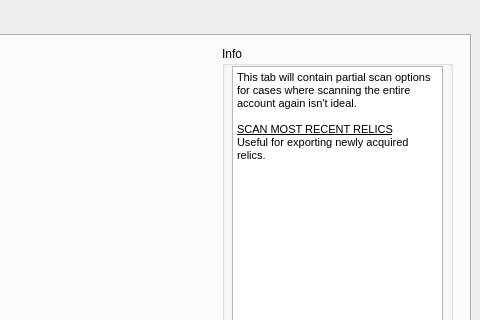
Above: src/ui/hsr_scanner.ui from kel-z/HSR-Scanner before the change; both pictures show x 220 to 700 and y 0 to 320 of the 700 by 450 pixel window. Below: the same form after it.
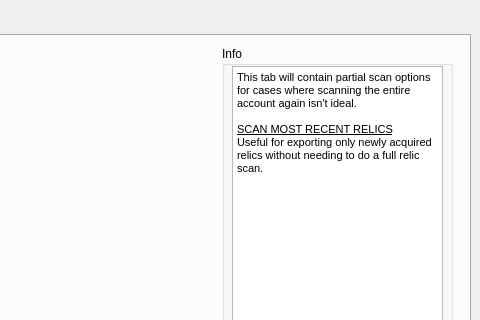
That is the form after the change. The open tabs and pages were chosen to show the change.

Diff of the .ui file:
```diff
--- a/src/ui/hsr_scanner.ui
+++ b/src/ui/hsr_scanner.ui
@@ -680,7 +680,7 @@
 &lt;p style=&quot; margin-top:0px; margin-bottom:0px; margin-left:0px; margin-right:0px; -qt-block-indent:0; text-indent:0px;&quot;&gt;This tab will contain partial scan options for cases where scanning the entire account again isn't ideal.&lt;/p&gt;
 &lt;p style=&quot;-qt-paragraph-type:empty; margin-top:0px; margin-bottom:0px; margin-left:0px; margin-right:0px; -qt-block-indent:0; text-indent:0px;&quot;&gt;&lt;br /&gt;&lt;/p&gt;
 &lt;p style=&quot; margin-top:0px; margin-bottom:0px; margin-left:0px; margin-right:0px; -qt-block-indent:0; text-indent:0px;&quot;&gt;&lt;span style=&quot; text-decoration: underline;&quot;&gt;SCAN MOST RECENT RELICS&lt;/span&gt;&lt;/p&gt;
-&lt;p style=&quot; margin-top:0px; margin-bottom:0px; margin-left:0px; margin-right:0px; -qt-block-indent:0; text-indent:0px;&quot;&gt;Useful for exporting newly acquired relics.&lt;/p&gt;
+&lt;p style=&quot; margin-top:0px; margin-bottom:0px; margin-left:0px; margin-right:0px; -qt-block-indent:0; text-indent:0px;&quot;&gt;Useful for exporting only newly acquired relics without needing to do a full relic scan.&lt;/p&gt;
 &lt;p style=&quot;-qt-paragraph-type:empty; margin-top:0px; margin-bottom:0px; margin-left:0px; margin-right:0px; -qt-block-indent:0; text-indent:0px;&quot;&gt;&lt;br /&gt;&lt;/p&gt;&lt;/body&gt;&lt;/html&gt;</string>
        </property>
       </widget>
```
Left out of the diff: 2 changed lines with no effect on the pictures.
